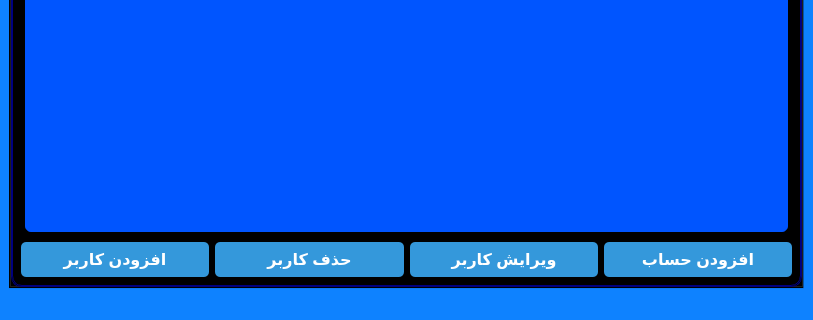
mehdi0-0s/Banking, file bankingSystem/AdminDashboard.ui: the form before one commit; both pictures show x 0 to 813 and y 271 to 591 of the 813 by 591 pixel window.
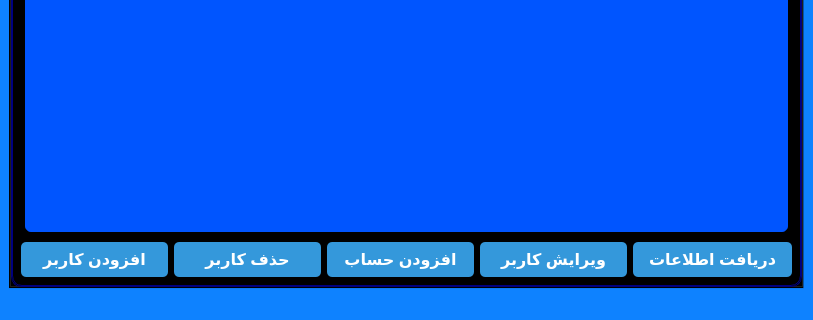
The form after the commit.

Diff of the .ui file:
```diff
--- a/bankingSystem/AdminDashboard.ui
+++ b/bankingSystem/AdminDashboard.ui
@@ -45,7 +45,7 @@
         <string>کاربران</string>
        </attribute>
        <layout class="QGridLayout" name="gridLayout_3">
-        <item row="0" column="0" colspan="4">
+        <item row="0" column="0" colspan="5">
          <widget class="QListWidget" name="customers_listWidget">
           <property name="font">
            <font>
@@ -116,32 +116,6 @@
          </widget>
         </item>
         <item row="1" column="2">
-         <widget class="QPushButton" name="editCustomer_pushButton">
-          <property name="font">
-           <font>
-            <pointsize>12</pointsize>
-            <bold>true</bold>
-           </font>
-          </property>
-          <property name="styleSheet">
-           <string notr="true">QPushButton {
-    background-color: #3498db;
-    color: white;
-    border: none;
-    padding: 8px 16px;
-    border-radius: 5px;
-}
-
-QPushButton:hover {
-    background-color: #2980b9;
-}</string>
-          </property>
-          <property name="text">
-           <string>ویرایش کاربر</string>
-          </property>
-         </widget>
-        </item>
-        <item row="1" column="3">
          <widget class="QPushButton" name="addAccount_pushButton">
           <property name="font">
            <font>
@@ -167,6 +141,58 @@
           </property>
          </widget>
         </item>
+        <item row="1" column="3">
+         <widget class="QPushButton" name="editCustomer_pushButton">
+          <property name="font">
+           <font>
+            <pointsize>12</pointsize>
+            <bold>true</bold>
+           </font>
+          </property>
+          <property name="styleSheet">
+           <string notr="true">QPushButton {
+    background-color: #3498db;
+    color: white;
+    border: none;
+    padding: 8px 16px;
+    border-radius: 5px;
+}
+
+QPushButton:hover {
+    background-color: #2980b9;
+}</string>
+          </property>
+          <property name="text">
+           <string>ویرایش کاربر</string>
+          </property>
+         </widget>
+        </item>
+        <item row="1" column="4">
+         <widget class="QPushButton" name="print_pushButton">
+          <property name="font">
+           <font>
+            <pointsize>12</pointsize>
+            <bold>true</bold>
+           </font>
+          </property>
+          <property name="styleSheet">
+           <string notr="true">QPushButton {
+    background-color: #3498db;
+    color: white;
+    border: none;
+    padding: 8px 16px;
+    border-radius: 5px;
+}
+
+QPushButton:hover {
+    background-color: #2980b9;
+}</string>
+          </property>
+          <property name="text">
+           <string>دریافت اطلاعات</string>
+          </property>
+         </widget>
+        </item>
        </layout>
       </widget>
       <widget class="QWidget" name="tab_2">
```
